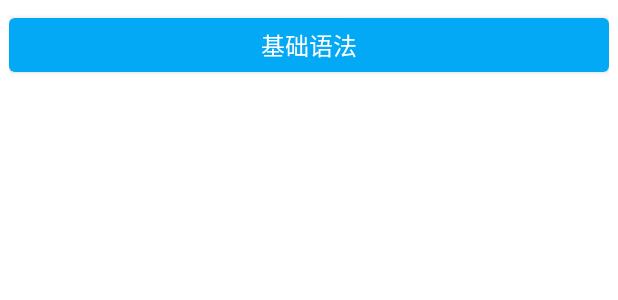
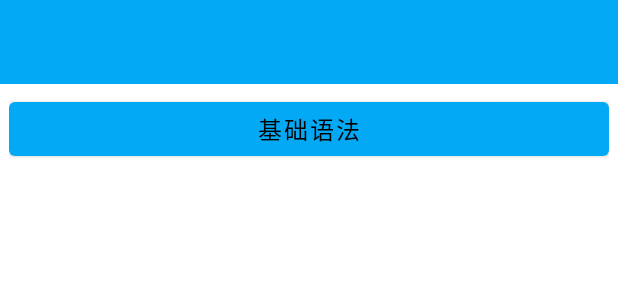
Before and after one commit to yztcit/PKot, an Android app: the layout activity_main.xml on its own in the app's theme, with its tools: preview values and no code run, on a phone screen of 412 x 824 dp. Shown: the top 300 px of the screen. Run offline under Robolectric (Android 15) with nearby library versions, the phone set to English and light mode, and no system bars.

```diff
--- a/app/src/main/java/com/nttn/pkot/MainActivity.kt
+++ b/app/src/main/java/com/nttn/pkot/MainActivity.kt
@@ -11,6 +11,8 @@ class MainActivity : BaseVBActivity<MainActivityBinding, BaseViewModel>() {
     override fun getLayoutId(): Int = R.layout.activity_main
 
     override fun initView() {
+        setSupportActionBar(mBinding.toolbarLayout.toolbar)
+        supportActionBar?.setDisplayHomeAsUpEnabled(true)
         mBinding.btnPrimary.setOnClickListener { PrimaryActivity.actionStart(this) }
     }
 
--- a/app/src/main/java/com/nttn/pkot/view/PrimaryActivity.kt
+++ b/app/src/main/java/com/nttn/pkot/view/PrimaryActivity.kt
@@ -21,6 +21,9 @@ class PrimaryActivity : BaseVBActivity<PrimaryActivityBinding, BaseViewModel>()
     override fun getLayoutId(): Int = R.layout.activity_primary
 
     override fun initView() {
+        setSupportActionBar(mBinding.titleLayout.toolbar)
+        supportActionBar?.setDisplayHomeAsUpEnabled(true)
+
         mBinding.btnPrimary.setOnClickListener {
             startActivity(Intent(this, MaterialDesignActivity::class.java))
         }
--- a/app/src/main/res/layout/activity_main.xml
+++ b/app/src/main/res/layout/activity_main.xml
@@ -1,27 +1,37 @@
 <?xml version="1.0" encoding="utf-8"?>
 <layout xmlns:android="http://schemas.android.com/apk/res/android"
-    xmlns:app="http://schemas.android.com/apk/res-auto"
-    xmlns:tools="http://schemas.android.com/tools">
+    xmlns:app="http://schemas.android.com/apk/res-auto">
 
     <data class=".MainActivityBinding" />
 
-    <androidx.constraintlayout.widget.ConstraintLayout
+    <androidx.coordinatorlayout.widget.CoordinatorLayout
         android:layout_width="match_parent"
-        android:layout_height="match_parent"
-        android:padding="6dp"
-        tools:context=".MainActivity">
+        android:layout_height="match_parent">
 
-        <Button
-            android:id="@+id/btn_primary"
-            android:text="@string/column_primary"
-            android:textSize="16sp"
-            style="@style/CardView"
-            android:textColor="@color/white"
+        <include
+            android:id="@+id/toolbar_layout"
+            app:title="@{@string/title_home}"
+            layout="@layout/toolbar_simple"/>
+
+        <androidx.core.widget.NestedScrollView
             android:layout_width="match_parent"
             android:layout_height="wrap_content"
-            app:layout_constraintStart_toStartOf="parent"
-            app:layout_constraintTop_toTopOf="parent"
-            app:layout_constraintEnd_toEndOf="parent" />
+            app:layout_behavior="@string/appbar_scrolling_view_behavior">
 
-    </androidx.constraintlayout.widget.ConstraintLayout>
+            <androidx.appcompat.widget.LinearLayoutCompat
+                android:padding="6dp"
+                android:orientation="vertical"
+                android:layout_width="match_parent"
+                android:layout_height="wrap_content">
+
+                <Button
+                    android:id="@+id/btn_primary"
+                    android:text="@string/column_primary"
+                    android:textSize="16sp"
+                    android:textColor="?android:textColorPrimary"
+                    android:layout_width="match_parent"
+                    android:layout_height="wrap_content" />
+            </androidx.appcompat.widget.LinearLayoutCompat>
+        </androidx.core.widget.NestedScrollView>
+    </androidx.coordinatorlayout.widget.CoordinatorLayout>
 </layout>
--- a/app/src/main/res/values/strings.xml
+++ b/app/src/main/res/values/strings.xml
@@ -1,8 +1,9 @@
 <resources>
     <string name="app_name">皮卡丘</string>
 
+    <string name="empty_data">暂无数据</string>
+    <string name="title_home">主页</string>
     <string name="column_primary">基础语法</string>
     <string name="turn_to">跳转</string>
     <string name="md_sample">MD风格</string>
-    <string name="empty_data">暂无数据</string>
 </resources>
```
Also changed, not shown: app/src/main/java/com/nttn/pkot/base/BaseVBActivity.kt (+12 -1 lines), app/src/main/java/com/nttn/pkot/view/DetailActivity.kt (+2 -12 lines), app/src/main/java/com/nttn/pkot/view/MaterialDesignActivity.kt (+1 -12 lines), app/src/main/res/layout/activity_primary.xml (+23 -21 lines).
